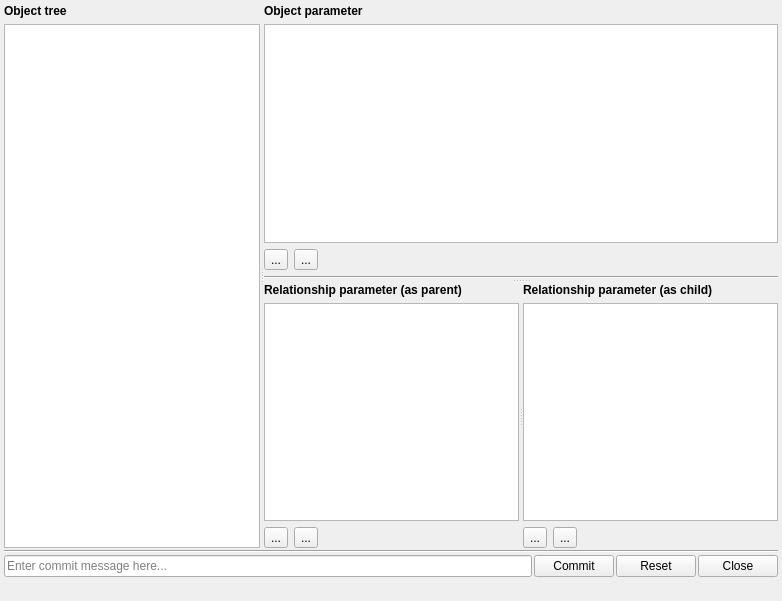
Qt form spinetoolbox/ui/data_store_form.ui (spine-tools/Spine-Toolbox) before a commit.
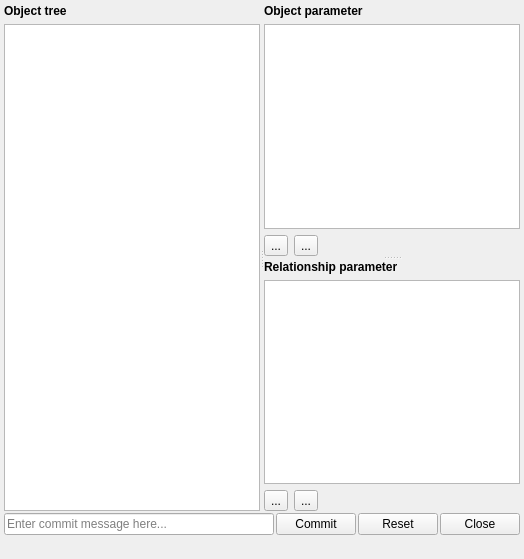
The same form after that commit. Icons and pictures are not drawn. Custom widgets are drawn as their Qt base class.

Commit message: Data store form shows relationships in the treeview and is adapted to new generic data structure.

Patch:
```diff
--- a/spinetoolbox/ui/data_store_form.ui
+++ b/spinetoolbox/ui/data_store_form.ui
@@ -26,32 +26,32 @@
    <rect>
     <x>0</x>
     <y>0</y>
-    <width>782</width>
-    <height>601</height>
+    <width>524</width>
+    <height>559</height>
    </rect>
   </property>
   <property name="windowTitle">
    <string>Spine Data Explorer</string>
   </property>
-  <layout class="QVBoxLayout" name="verticalLayout_7">
-   <property name="spacing">
-    <number>0</number>
-   </property>
-   <property name="leftMargin">
-    <number>0</number>
-   </property>
-   <property name="topMargin">
-    <number>0</number>
-   </property>
-   <property name="rightMargin">
-    <number>0</number>
-   </property>
-   <property name="bottomMargin">
-    <number>0</number>
-   </property>
-   <item>
     <layout class="QVBoxLayout" name="verticalLayout_5">
      <property name="spacing">
+    <number>0</number>
+   </property>
+   <property name="leftMargin">
+    <number>0</number>
+   </property>
+   <property name="topMargin">
+    <number>0</number>
+   </property>
+   <property name="rightMargin">
+    <number>0</number>
+   </property>
+   <property name="bottomMargin">
+    <number>0</number>
+   </property>
+   <item>
+    <layout class="QVBoxLayout" name="verticalLayout_4">
+     <property name="spacing">
       <number>2</number>
      </property>
      <property name="leftMargin">
@@ -67,13 +67,7 @@
       <number>4</number>
      </property>
      <item>
-      <widget class="QSplitter" name="splitter_3">
-       <property name="sizePolicy">
-        <sizepolicy hsizetype="Expanding" vsizetype="Expanding">
-         <horstretch>0</horstretch>
-         <verstretch>0</verstretch>
-        </sizepolicy>
-       </property>
+      <widget class="QSplitter" name="splitter_2">
        <property name="orientation">
         <enum>Qt::Horizontal</enum>
        </property>
@@ -104,13 +98,7 @@
          </item>
         </layout>
        </widget>
-       <widget class="QSplitter" name="splitter_2">
-        <property name="sizePolicy">
-         <sizepolicy hsizetype="Preferred" vsizetype="Expanding">
-          <horstretch>2</horstretch>
-          <verstretch>0</verstretch>
-         </sizepolicy>
-        </property>
+       <widget class="QSplitter" name="splitter">
         <property name="orientation">
          <enum>Qt::Vertical</enum>
         </property>
@@ -178,19 +166,8 @@
             </item>
            </layout>
           </item>
-          <item>
-           <widget class="Line" name="line_2">
-            <property name="orientation">
-             <enum>Qt::Horizontal</enum>
-            </property>
-           </widget>
-          </item>
          </layout>
         </widget>
-        <widget class="QSplitter" name="splitter">
-         <property name="orientation">
-          <enum>Qt::Horizontal</enum>
-         </property>
          <widget class="QWidget" name="layoutWidget">
           <layout class="QVBoxLayout" name="verticalLayout">
            <item>
@@ -202,7 +179,7 @@
               </sizepolicy>
              </property>
              <property name="text">
-              <string>&lt;b&gt;Relationship parameter (as parent)&lt;/b&gt;</string>
+             <string>&lt;b&gt;Relationship parameter&lt;/b&gt;</string>
              </property>
             </widget>
            </item>
@@ -257,81 +234,7 @@
            </item>
           </layout>
          </widget>
-         <widget class="QWidget" name="layoutWidget">
-          <layout class="QVBoxLayout" name="verticalLayout_4">
-           <item>
-            <widget class="QLabel" name="label_parameter_as_child">
-             <property name="sizePolicy">
-              <sizepolicy hsizetype="Preferred" vsizetype="Preferred">
-               <horstretch>2</horstretch>
-               <verstretch>0</verstretch>
-              </sizepolicy>
-             </property>
-             <property name="text">
-              <string>&lt;b&gt;Relationship parameter (as child)&lt;/b&gt;</string>
-             </property>
-            </widget>
-           </item>
-           <item>
-            <widget class="QTableView" name="tableView_parameter_as_child">
-             <property name="sizePolicy">
-              <sizepolicy hsizetype="Expanding" vsizetype="Expanding">
-               <horstretch>2</horstretch>
-               <verstretch>0</verstretch>
-              </sizepolicy>
-             </property>
-            </widget>
-           </item>
-           <item>
-            <layout class="QHBoxLayout" name="horizontalLayout_5">
-             <item>
-              <widget class="QToolButton" name="toolButton_add_parameter_as_child">
-               <property name="text">
-                <string>...</string>
-               </property>
-               <property name="icon">
-                <iconset resource="resources/resources_icons.qrc">
-                 <normaloff>:/icons/plus.png</normaloff>:/icons/plus.png</iconset>
-               </property>
-              </widget>
-             </item>
-             <item>
-              <widget class="QToolButton" name="toolButton_remove_parameter_as_child">
-               <property name="text">
-                <string>...</string>
-               </property>
-               <property name="icon">
-                <iconset resource="resources/resources_icons.qrc">
-                 <normaloff>:/icons/minus.png</normaloff>:/icons/minus.png</iconset>
-               </property>
-              </widget>
-             </item>
-             <item>
-              <spacer name="horizontalSpacer_3">
-               <property name="orientation">
-                <enum>Qt::Horizontal</enum>
-               </property>
-               <property name="sizeHint" stdset="0">
-                <size>
-                 <width>40</width>
-                 <height>20</height>
-                </size>
-               </property>
-              </spacer>
-             </item>
-            </layout>
-           </item>
-          </layout>
-         </widget>
-        </widget>
-       </widget>
-      </widget>
-     </item>
-     <item>
-      <widget class="Line" name="line">
-       <property name="orientation">
-        <enum>Qt::Horizontal</enum>
-       </property>
+       </widget>
       </widget>
      </item>
      <item>
```
Left out of the diff: 8 changed lines with no effect on the pictures. Lines whose indentation alone changed are shown as unchanged. The commit also changes 6 other files.
